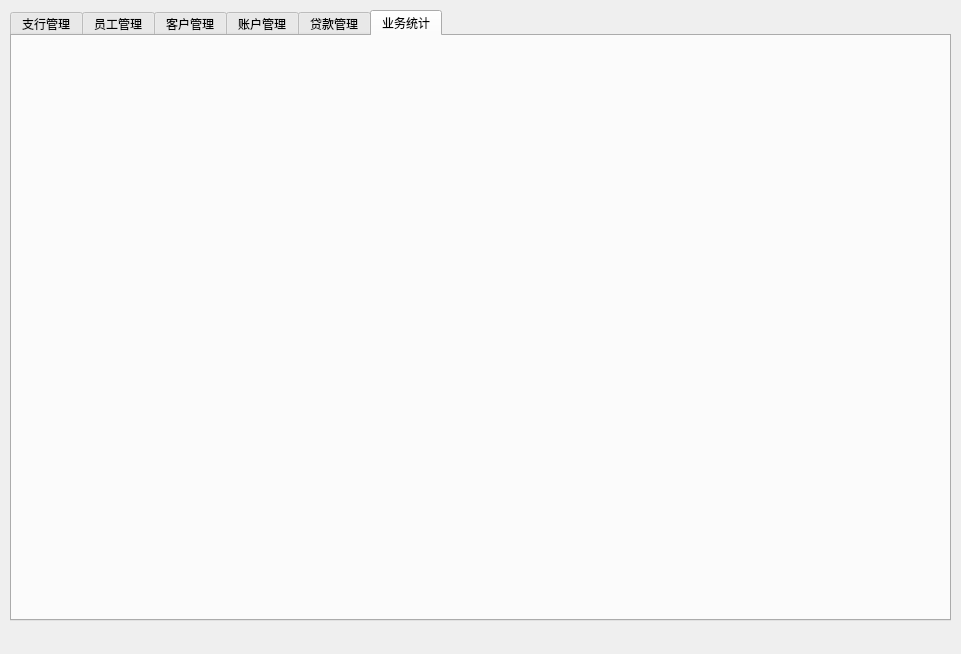
First picture: the form in bank/bank.ui, repository cyh-ustc/db_lab3, before the edit.
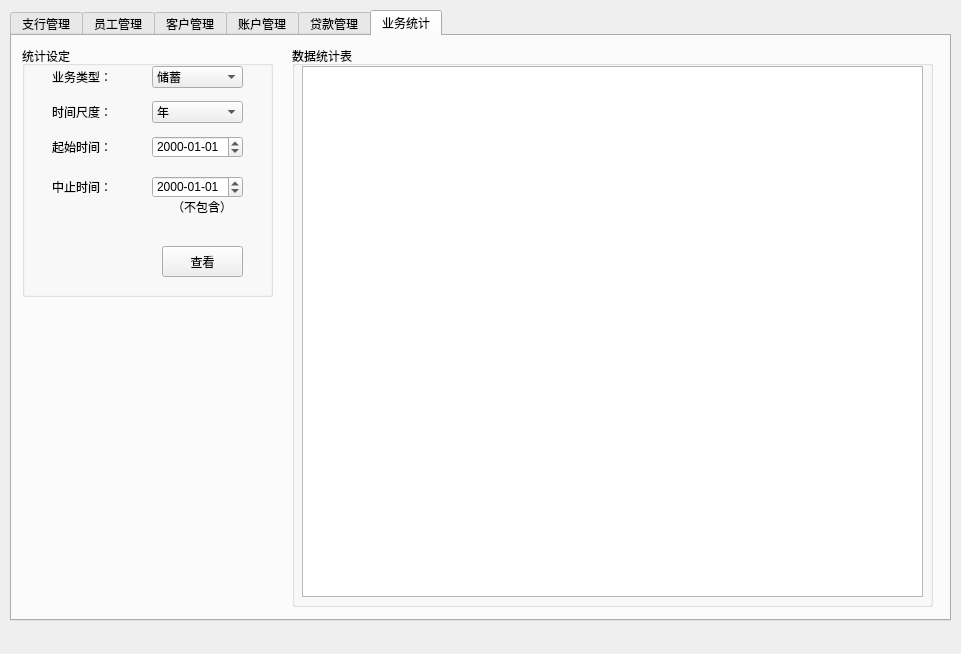
Second picture: the form after the edit. The open tabs and pages were chosen to show the change.

```diff
--- a/bank/bank.ui
+++ b/bank/bank.ui
@@ -2762,6 +2762,191 @@
      <attribute name="title">
       <string>业务统计</string>
      </attribute>
+     <widget class="QGroupBox" name="statSettingGroupBox">
+      <property name="geometry">
+       <rect>
+        <x>10</x>
+        <y>10</y>
+        <width>251</width>
+        <height>251</height>
+       </rect>
+      </property>
+      <property name="title">
+       <string>统计设定</string>
+      </property>
+      <widget class="QComboBox" name="statTypeComboBox">
+       <property name="geometry">
+        <rect>
+         <x>130</x>
+         <y>20</y>
+         <width>91</width>
+         <height>22</height>
+        </rect>
+       </property>
+       <item>
+        <property name="text">
+         <string>储蓄</string>
+        </property>
+       </item>
+       <item>
+        <property name="text">
+         <string>贷款</string>
+        </property>
+       </item>
+      </widget>
+      <widget class="QLabel" name="statLabel">
+       <property name="geometry">
+        <rect>
+         <x>30</x>
+         <y>25</y>
+         <width>60</width>
+         <height>12</height>
+        </rect>
+       </property>
+       <property name="text">
+        <string>业务类型：</string>
+       </property>
+      </widget>
+      <widget class="QComboBox" name="statScaleComboBox">
+       <property name="geometry">
+        <rect>
+         <x>130</x>
+         <y>55</y>
+         <width>91</width>
+         <height>22</height>
+        </rect>
+       </property>
+       <item>
+        <property name="text">
+         <string>年</string>
+        </property>
+       </item>
+       <item>
+        <property name="text">
+         <string>季度</string>
+        </property>
+       </item>
+       <item>
+        <property name="text">
+         <string>月</string>
+        </property>
+       </item>
+      </widget>
+      <widget class="QLabel" name="statLabel_2">
+       <property name="geometry">
+        <rect>
+         <x>30</x>
+         <y>60</y>
+         <width>60</width>
+         <height>12</height>
+        </rect>
+       </property>
+       <property name="text">
+        <string>时间尺度：</string>
+       </property>
+      </widget>
+      <widget class="QDateEdit" name="statSDateEdit">
+       <property name="geometry">
+        <rect>
+         <x>130</x>
+         <y>90</y>
+         <width>91</width>
+         <height>22</height>
+        </rect>
+       </property>
+       <property name="displayFormat">
+        <string>yyyy-MM-dd</string>
+       </property>
+      </widget>
+      <widget class="QDateEdit" name="statFDateEdit">
+       <property name="geometry">
+        <rect>
+         <x>130</x>
+         <y>130</y>
+         <width>91</width>
+         <height>22</height>
+        </rect>
+       </property>
+       <property name="displayFormat">
+        <string>yyyy-MM-dd</string>
+       </property>
+      </widget>
+      <widget class="QLabel" name="statLabel_3">
+       <property name="geometry">
+        <rect>
+         <x>30</x>
+         <y>95</y>
+         <width>60</width>
+         <height>12</height>
+        </rect>
+       </property>
+       <property name="text">
+        <string>起始时间：</string>
+       </property>
+      </widget>
+      <widget class="QLabel" name="statLabel_4">
+       <property name="geometry">
+        <rect>
+         <x>30</x>
+         <y>135</y>
+         <width>60</width>
+         <height>12</height>
+        </rect>
+       </property>
+       <property name="text">
+        <string>中止时间：</string>
+       </property>
+      </widget>
+      <widget class="QPushButton" name="statViewPushButton">
+       <property name="geometry">
+        <rect>
+         <x>140</x>
+         <y>200</y>
+         <width>81</width>
+         <height>31</height>
+        </rect>
+       </property>
+       <property name="text">
+        <string>查看</string>
+       </property>
+      </widget>
+      <widget class="QLabel" name="statLabel_5">
+       <property name="geometry">
+        <rect>
+         <x>150</x>
+         <y>155</y>
+         <width>60</width>
+         <height>12</height>
+        </rect>
+       </property>
+       <property name="text">
+        <string>（不包含）</string>
+       </property>
+      </widget>
+     </widget>
+     <widget class="QGroupBox" name="statTableGroupBox">
+      <property name="geometry">
+       <rect>
+        <x>280</x>
+        <y>10</y>
+        <width>641</width>
+        <height>561</height>
+       </rect>
+      </property>
+      <property name="title">
+       <string>数据统计表</string>
+      </property>
+      <widget class="QTableView" name="statTableView">
+       <property name="geometry">
+        <rect>
+         <x>10</x>
+         <y>20</y>
+         <width>621</width>
+         <height>531</height>
+        </rect>
+       </property>
+      </widget>
+     </widget>
     </widget>
    </widget>
   </widget>
```
Left out of the diff: 238 changed lines with no effect on the pictures.
